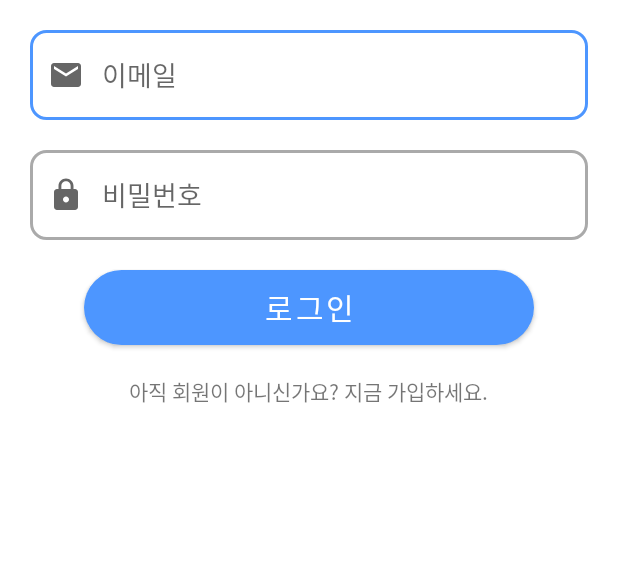
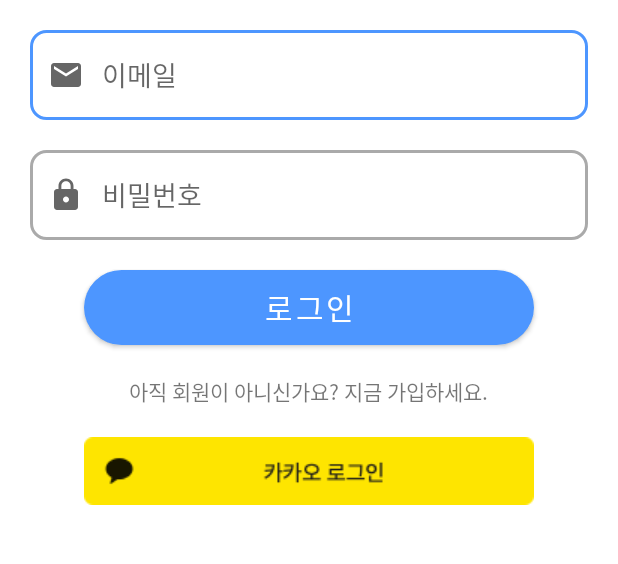
Before and after one commit to Phikaso-Team/Phikaso, an Android app: the layout activity_login.xml on its own in the app's theme, with its tools: preview values and no code run, on a phone screen of 412 x 824 dp, the part 382-946 px from its top. Run offline under Robolectric (Android 15) with nearby library versions, the phone set to English and light mode, and no system bars.

Commit message:
카카오 로그인

```diff
--- a/app/build.gradle
+++ b/app/build.gradle
@@ -8,7 +8,7 @@ android {
 
     defaultConfig {
         applicationId "com.android.phikaso"
-        minSdkVersion 19
+        minSdkVersion 21
         targetSdkVersion 30
         versionCode 1
         versionName "1.0"
@@ -45,6 +45,8 @@ dependencies {
     implementation 'com.android.support:cardview-v7:28.0.0'
     implementation 'com.squareup.retrofit2:retrofit:2.6.0'
     implementation 'com.squareup.retrofit2:converter-gson:2.6.0'
+
+    implementation "com.kakao.sdk:v2-user:2.6.0"
 }
 
 apply plugin: 'com.google.gms.google-services'
--- a/app/src/main/res/layout/activity_login.xml
+++ b/app/src/main/res/layout/activity_login.xml
@@ -64,4 +64,24 @@
         android:layout_marginTop="20dp"
         android:text="아직 회원이 아니신가요? 지금 가입하세요." />
 
+    <ImageView
+        android:id="@+id/kakaoLogin"
+        android:layout_width="match_parent"
+        android:layout_height="wrap_content"
+        android:layout_marginTop="20dp"
+        android:src="@drawable/kakao_login_medium_wide" />
+
+    <Button
+        android:id="@+id/kakaoUnlink"
+        android:layout_width="300dp"
+        android:layout_height="50dp"
+        android:layout_gravity="center"
+        android:layout_marginTop="20dp"
+        android:background="@drawable/rounded_corner"
+        android:text="로그아웃"
+        android:textAllCaps="false"
+        android:textColor="#fff"
+        android:textSize="20sp"
+        android:visibility="gone"/>
+
 </LinearLayout>
--- a/build.gradle
+++ b/build.gradle
@@ -17,6 +17,7 @@ allprojects {
     repositories {
         google()
         jcenter()
+        maven { url 'https://devrepo.kakao.com/nexus/content/groups/public/' }
     }
 }
 
```
Also changed, not shown: app/src/main/AndroidManifest.xml (+12 -0 lines), app/src/main/java/com/android/phikaso/KakaoApplication.java (added, +13 -0 lines), app/src/main/java/com/android/phikaso/activity/LoginActivity.java (+95 -2 lines), app/src/main/res/drawable/kakao_login_medium_wide.png (added).
